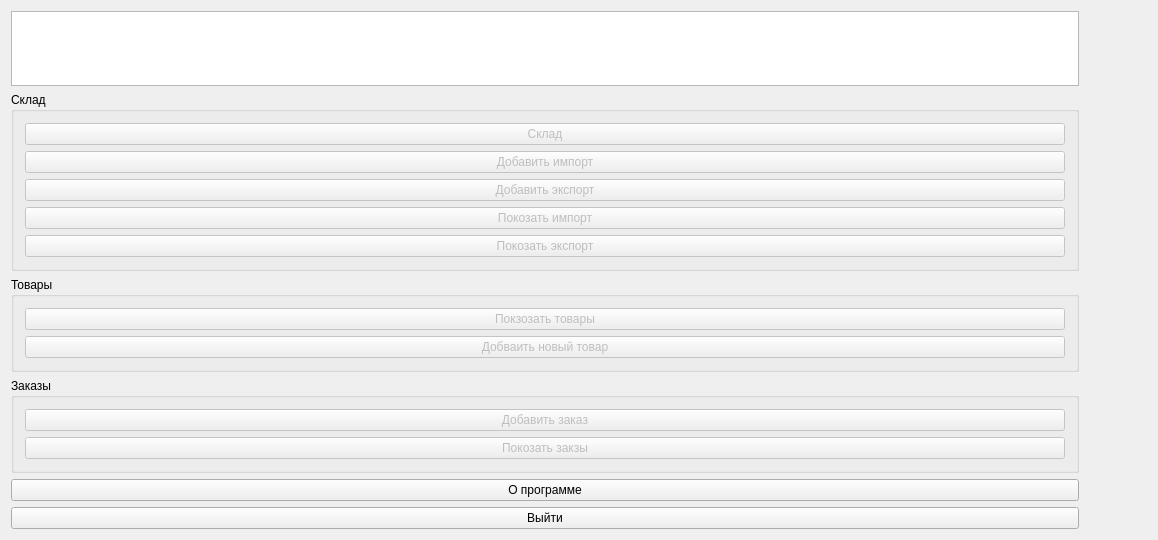
Qt form nolcrm/MainWindow/MainWindow.ui (mpa-technology/nolcrm) before a commit.
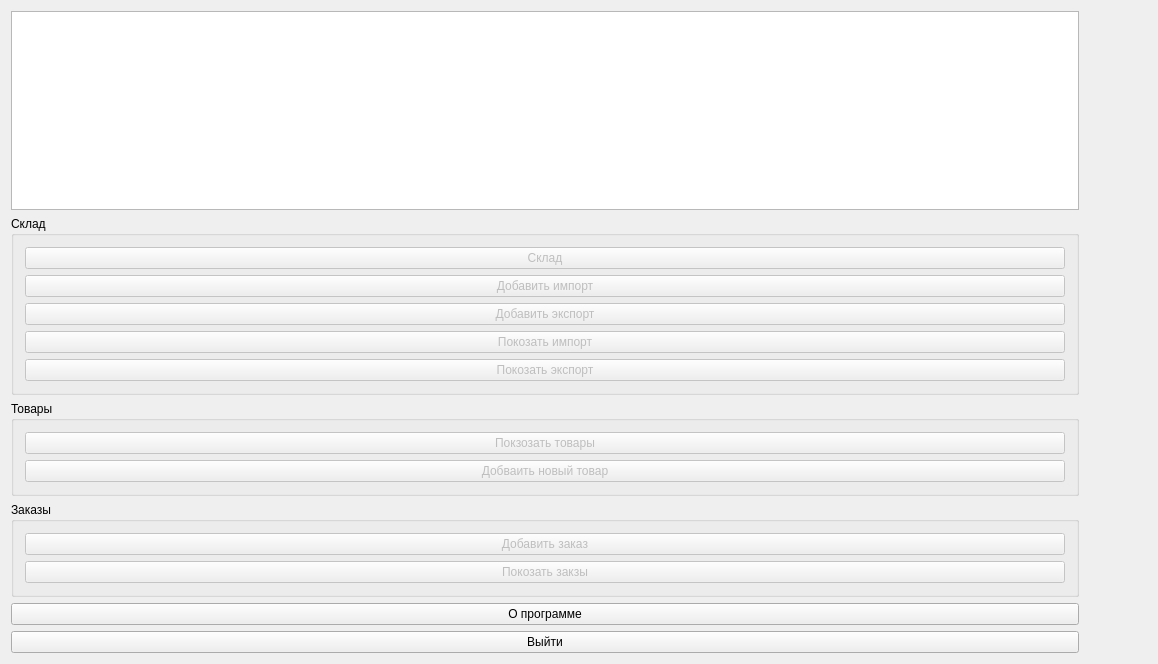
The same form after that commit.

Commit message:
update gui main window
rename widget name

Diff of the .ui file:
```diff
--- a/nolcrm/MainWindow/MainWindow.ui
+++ b/nolcrm/MainWindow/MainWindow.ui
@@ -7,7 +7,7 @@
     <x>0</x>
     <y>0</y>
     <width>1158</width>
-    <height>540</height>
+    <height>664</height>
    </rect>
   </property>
   <property name="windowTitle">
```
Left out of the diff: 28 changed lines with no effect on the pictures. The commit also changes 2 other files.
